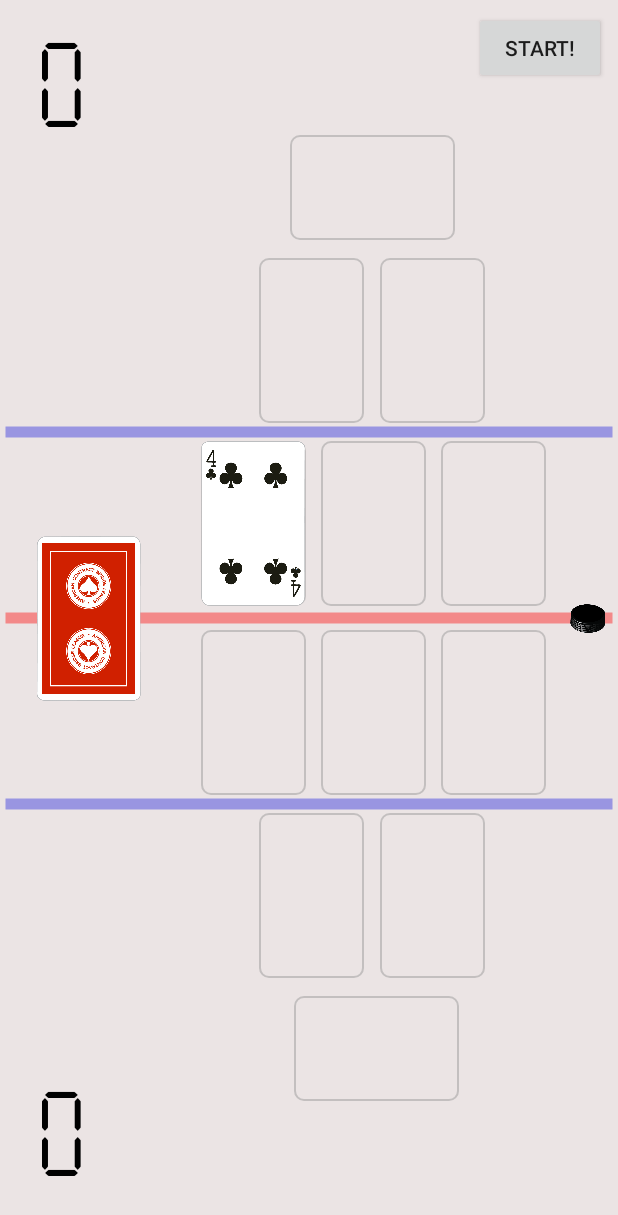
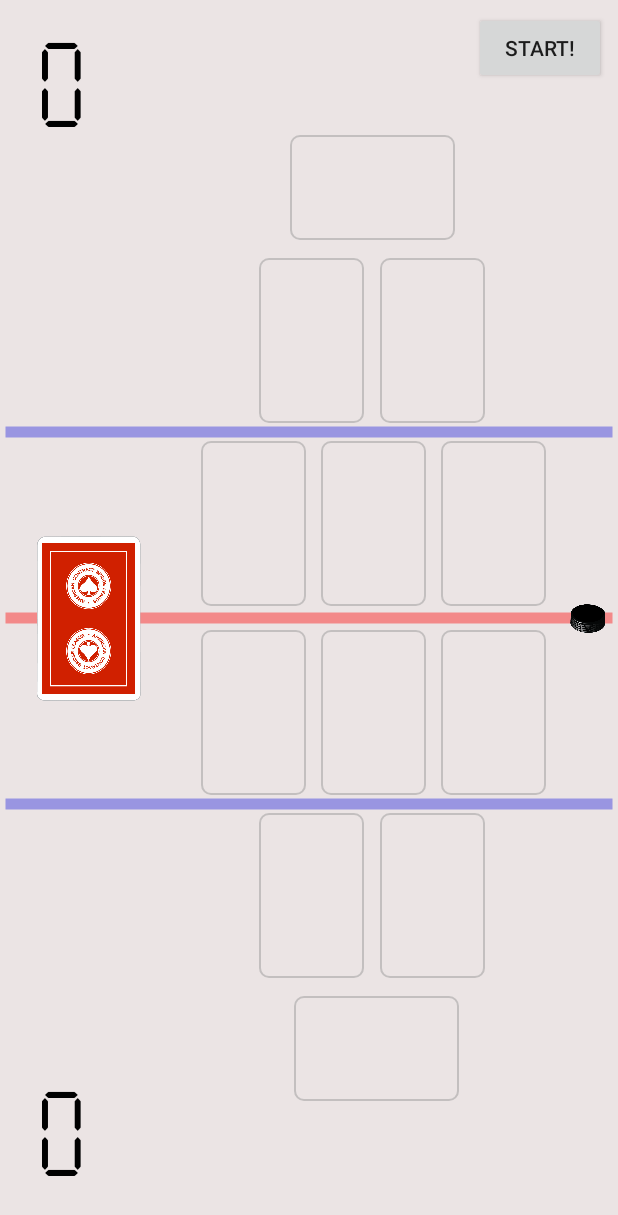
Before and after one commit to Dohmanlechx/Hold-em-Pucker, an Android app: the screen it shows after launch (GameActivity), on a phone screen of 412 x 824 dp. Shown: the top 1215 px of the screen. Run offline under Robolectric (Android 15) with nearby library versions, the phone set to English and light mode, and no system bars; libraries missing offline, so code that uses them is left out: com.wajahatkarim3.easyflipview; plain views replace EasyFlipView; 1 statement that could not run was skipped.

Commit message:
Forgot to remove image src in xml.

```diff
--- a/app/src/main/res/layout/activity_game.xml
+++ b/app/src/main/res/layout/activity_game.xml
@@ -238,7 +238,6 @@
 		android:layout_marginEnd="10dp"
 		android:background="@drawable/image_border"
 		android:scaleType="fitXY"
-		android:src="@drawable/c4"
 		app:layout_constraintBottom_toBottomOf="@id/card_top_center"
 		app:layout_constraintEnd_toStartOf="@id/card_top_center" />
 
```
